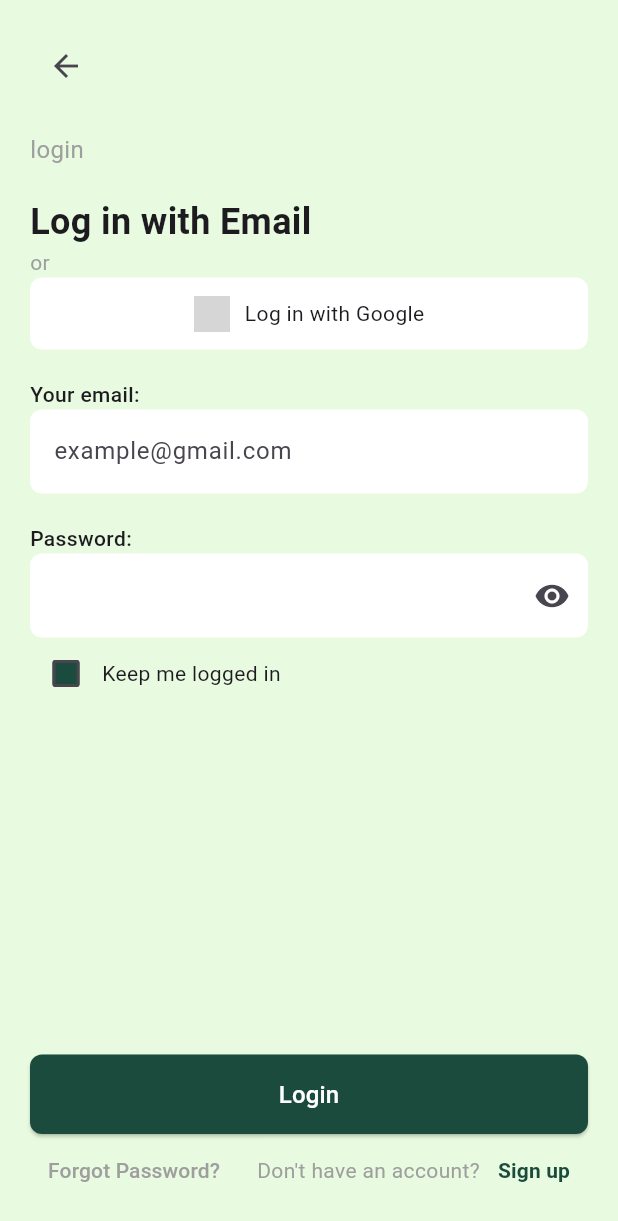
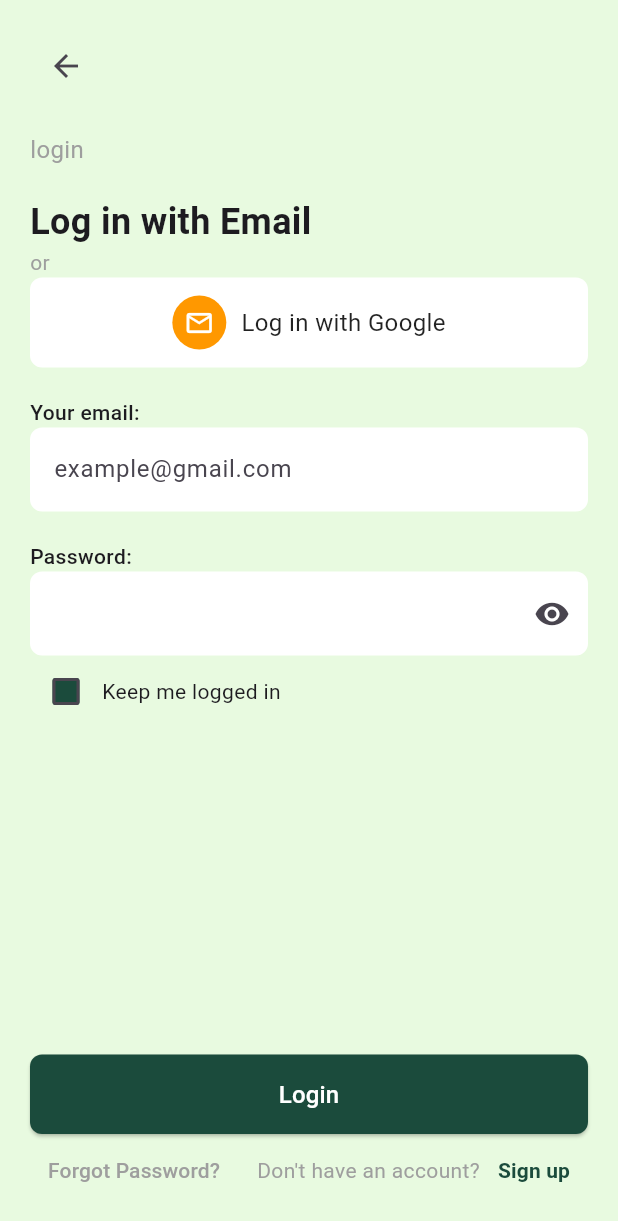
Before and after one commit to MrGojo/mehhh, a Flutter app: the HomeScreen screen opened directly, after a tap on "Login", on a phone screen of 412 x 824 dp. Shown: the top 1221 px of the screen. Run offline on Flutter 3.47's test engine with Material 3 defaults, Android fonts, the phone set to English and light mode, and no system bars; our stand-ins replace file_picker, shared_preferences; accounts and stored records are empty; grey boxes are pictures that could not be loaded.

Commit message:
Fixed social media icons and form navigation, updated login screen UI

```diff
--- a/lib/screens/home_screen.dart
+++ b/lib/screens/home_screen.dart
@@ -52,7 +52,7 @@ class HomeScreen extends StatelessWidget {
                             borderRadius: BorderRadius.circular(15),
                           ),
                           child: Image.asset(
-                            'assets/seva_setu_logo.png',
+                            'assets/images/seva_setu_logo.png',
                             fit: BoxFit.contain,
                           ),
                         ),
@@ -119,14 +119,32 @@ class HomeScreen extends StatelessWidget {
                       Row(
                         mainAxisAlignment: MainAxisAlignment.center,
                         children: [
-                          SocialButton(
-                            iconPath: 'assets/google_icon.png',
-                            onPressed: () {},
+                          // Google Button
+                          Container(
+                            padding: const EdgeInsets.all(12),
+                            decoration: BoxDecoration(
+                              color: Colors.orange,
+                              shape: BoxShape.circle,
+                            ),
+                            child: const Icon(
+                              Icons.mail_outline,  // Using mail icon for Google
+                              color: Colors.white,
+                              size: 24,
+                            ),
                           ),
                           const SizedBox(width: 20),
-                          SocialButton(
-                            iconPath: 'assets/facebook_icon.png',
-                            onPressed: () {},
+                          // Facebook Button
+                          Container(
+                            padding: const EdgeInsets.all(12),
+                            decoration: BoxDecoration(
+                              color: Colors.orange,
+                              shape: BoxShape.circle,
+                            ),
+                            child: const Icon(
+                              Icons.facebook,  // Using Facebook icon
+                              color: Colors.white,
+                              size: 24,
+                            ),
                           ),
                         ],
                       ),
--- a/lib/screens/login_screen.dart
+++ b/lib/screens/login_screen.dart
@@ -68,12 +68,26 @@ class _LoginScreenState extends State<LoginScreen> {
                 child: Row(
                   mainAxisAlignment: MainAxisAlignment.center,
                   children: [
-                    Image.asset(
-                      'assets/google_icon.png',
-                      height: 24,
+                    Container(
+                      padding: const EdgeInsets.all(8),
+                      decoration: BoxDecoration(
+                        color: Colors.orange,
+                        shape: BoxShape.circle,
+                      ),
+                      child: const Icon(
+                        Icons.mail_outline,
+                        color: Colors.white,
+                        size: 20,
+                      ),
                     ),
                     const SizedBox(width: 10),
-                    const Text('Log in with Google'),
+                    const Text(
+                      'Log in with Google',
+                      style: TextStyle(
+                        fontSize: 16,
+                        color: Colors.black87,
+                      ),
+                    ),
                   ],
                 ),
               ),
```
Also changed, not shown: lib/screens/dashboard_screen.dart (+3 -4 lines), lib/screens/national_electric_form.dart (+8 -1 lines), lib/screens/pradhan_mantri_awas_form.dart (+8 -1 lines), lib/screens/pradhan_mantri_jeevan_form.dart (+8 -1 lines), lib/screens/profile_screen.dart (+11 -2 lines), assets/icons/facebook_icon.png (renamed from assets/facebook_icon.png), assets/icons/google_icon.png (renamed from assets/google_icon.png).
